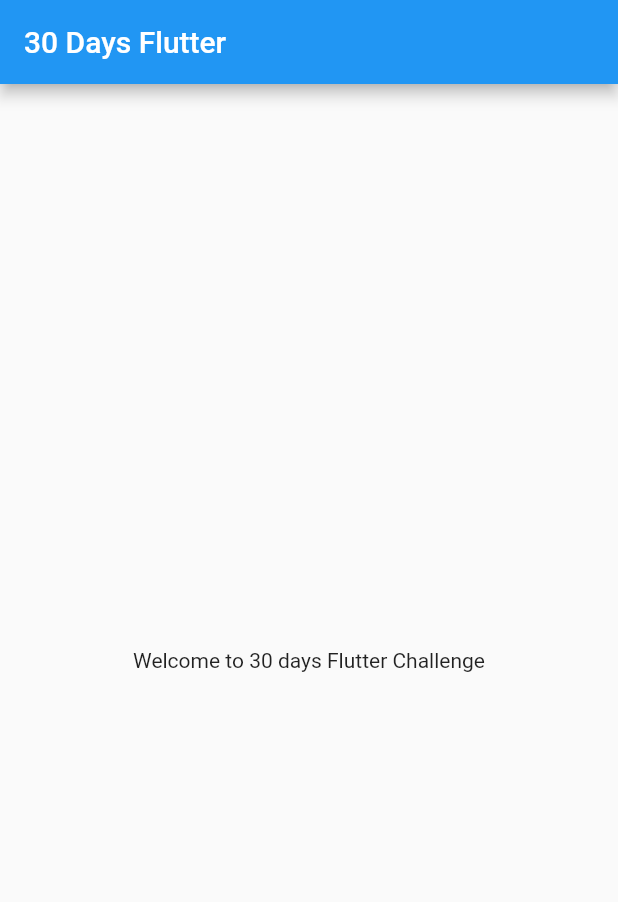
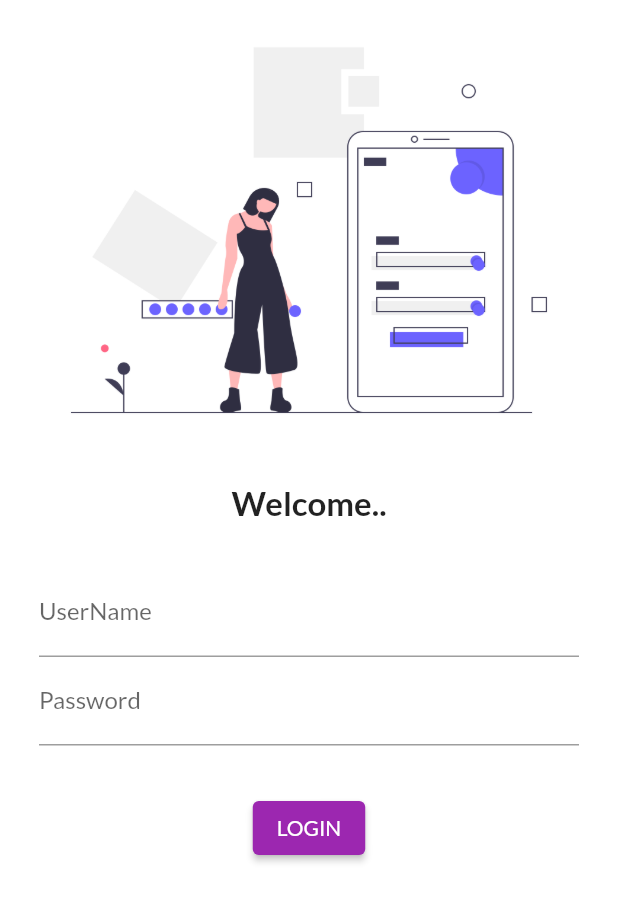
Before and after one commit to Kirtykumarverma/30DaysOfFlutter, a Flutter app: the screen it shows after launch, on a phone screen of 412 x 824 dp. Shown: the top 902 px of the screen. Run offline on Flutter 3.47's test engine with Material 2 defaults, Android fonts, the phone set to English and light mode, and no system bars; our stand-ins replace google_fonts.

Commit message:
day 4 completed

```diff
--- a/lib/main.dart
+++ b/lib/main.dart
@@ -1,11 +1,24 @@
-import 'package:FLUTTER_CATALOG/homepage.dart';
+import 'package:FLUTTER_CATALOG/pages/homepage.dart';
+import 'package:FLUTTER_CATALOG/pages/login_page.dart';
 import 'package:flutter/material.dart';
+import 'package:google_fonts/google_fonts.dart';
 
 void main() => runApp(MyApp());
 
 class MyApp extends StatelessWidget {
   @override
   Widget build(BuildContext context) {
-    return MaterialApp(home: Homepage());
+    return MaterialApp(
+      theme: ThemeData(
+        primarySwatch: Colors.purple,
+        fontFamily: GoogleFonts.lato().fontFamily,
+      ),
+      initialRoute: "/",
+      routes: {
+        "/": (context) => LoginPage(),
+        "/home": (context) => Homepage(),
+        "/login": (context) => LoginPage(),
+      },
+    );
   }
 }
--- /dev/null
+++ b/lib/pages/login_page.dart
@@ -0,0 +1,57 @@
+import 'package:flutter/material.dart';
+
+class LoginPage extends StatefulWidget {
+  @override
+  _LoginPageState createState() => _LoginPageState();
+}
+
+class _LoginPageState extends State<LoginPage> {
+  @override
+  Widget build(BuildContext context) {
+    return Material(
+      color: Colors.white,
+      child: Column(
+        children: <Widget>[
+          Image.asset(
+            "images/login.png",
+            fit: BoxFit.cover,
+          ),
+          SizedBox(
+            height: 15,
+          ),
+          Text(
+            'Welcome..',
+            style: TextStyle(fontSize: 22, fontWeight: FontWeight.bold),
+          ),
+          SizedBox(
+            height: 15,
+          ),
+          Padding(
+            padding: const EdgeInsets.symmetric(vertical: 16, horizontal: 26),
+            child: Column(
+              children: <Widget>[
+                TextFormField(
+                  decoration: InputDecoration(
+                      hintText: "Enter UserName", labelText: "UserName"),
+                ),
+                TextFormField(
+                  decoration: InputDecoration(
+                      hintText: "Enter Password", labelText: "Password"),
+                  obscureText: true,
+                ),
+              ],
+            ),
+          ),
+          SizedBox(
+            height: 15,
+          ),
+          ElevatedButton(
+            onPressed: () {},
+            style: TextButton.styleFrom(),
+            child: Text("LOGIN"),
+          ),
+        ],
+      ),
+    );
+  }
+}
```
Also changed, not shown: pubspec.yaml (+4 -5 lines), images/login.png (added), lib/pages/homepage.dart (renamed from lib/homepage.dart), pubspec.lock.
